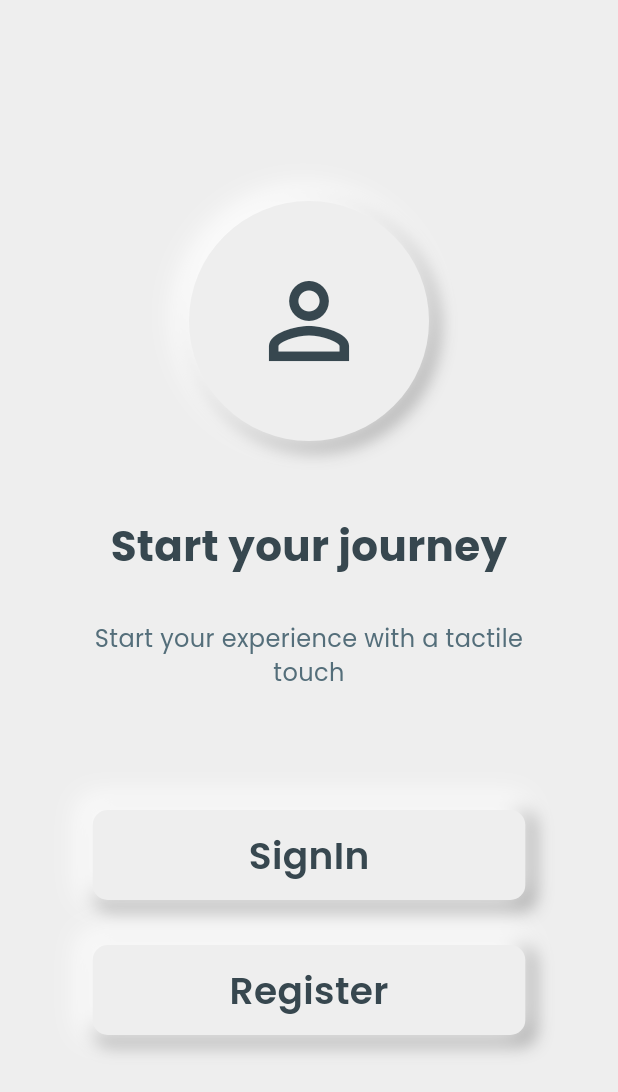
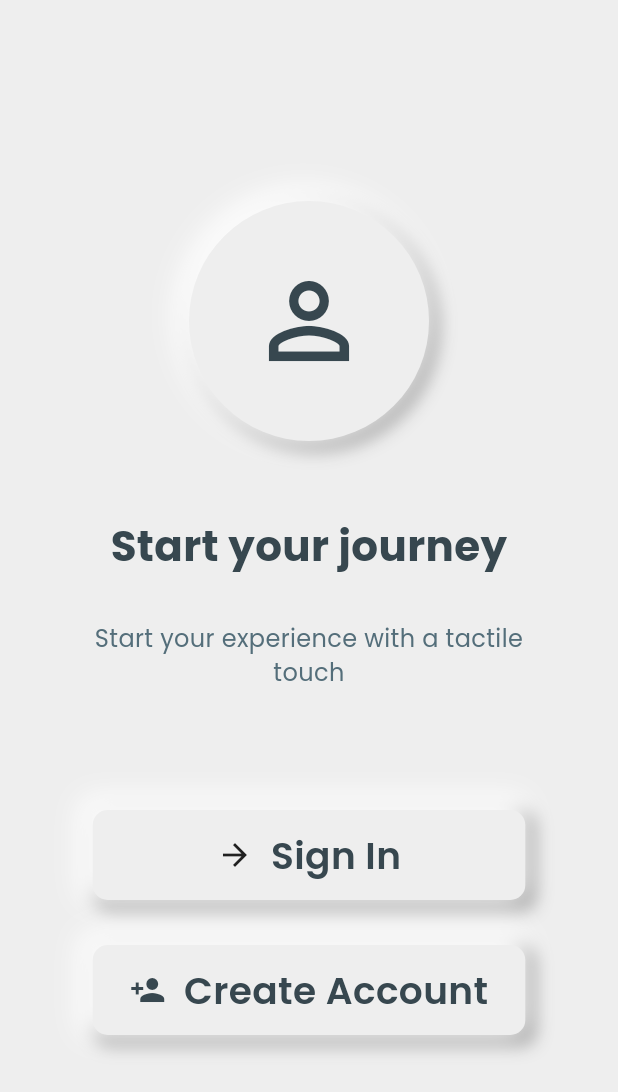
Before and after one commit to DevNebula6/neomorphic_chat_UI_flutter, a Flutter app: the screen it shows after launch, after a tap on "Skip", on a phone screen of 412 x 824 dp. Shown: the top 1092 px of the screen. Run offline on Flutter 3.47's test engine with Material 3 defaults, Android fonts, the phone set to English and light mode, and no system bars.

Commit message:
SignUp & SignIn implemented

```diff
--- a/lib/screens/onboarding_page.dart
+++ b/lib/screens/onboarding_page.dart
@@ -1,5 +1,10 @@
 import 'package:flutter/material.dart';
 import 'package:neomorphic_chat_flutter/models/onboarding_page_model.dart';
+import 'package:neomorphic_chat_flutter/screens/register_page.dart';
+import 'package:neomorphic_chat_flutter/screens/signin_page.dart';
+import 'package:neomorphic_chat_flutter/utilities/Text_styles.dart';
+import 'package:neomorphic_chat_flutter/utilities/widgets/button_neomorphic.dart';
+import 'package:neomorphic_chat_flutter/utilities/widgets/logo_neomorphic.dart';
 
 class OnboardingScreen extends StatefulWidget {
   const OnboardingScreen({super.key});
@@ -54,7 +59,7 @@ class _OnboardingScreenState extends State<OnboardingScreen> {
         controller: _pageController,
         itemCount: pages.length,
         itemBuilder: (context, index) {
-          return _buildOnboardingPage(
+          return buildIsomorphicStarterPages(
               pages,
               index
             );
@@ -64,17 +69,19 @@ class _OnboardingScreenState extends State<OnboardingScreen> {
   }
 
 
-  Widget _buildOnboardingPage(List<OnboardingPage> pages, int index) {
+  Widget buildIsomorphicStarterPages(List<OnboardingPage> pages, int index) {
     return Padding(
       padding: const EdgeInsets.symmetric(horizontal: 40.0),
       child: Column(
         mainAxisAlignment: MainAxisAlignment.center,
         children: [
 
-          _neomorphicLogo(pages[index].icon),
+          // Logo
+          neomorphicLogo(pages[index].icon),
 
           const SizedBox(height: 50),
 
+          // Title
           Text(
             pages[index].headline ?? '',
             style: TextStyle(
@@ -88,6 +95,7 @@ class _OnboardingScreenState extends State<OnboardingScreen> {
 
           const SizedBox(height: 30),
 
+          // Subtitle
           Text(
             pages[index].text ?? '',
             style: TextStyle(
@@ -99,33 +107,44 @@ class _OnboardingScreenState extends State<OnboardingScreen> {
           ),
 
           const SizedBox(height: 80),
+
+          // Sign in button
           neomorphicButton(
             onPressed: () {
               (index < pages.length-1) ?
+              // Go to next page
               _pageController.nextPage(
                 duration: const Duration(milliseconds: 400),
                 curve: Curves.easeInOut,
               )
-              :
-              {//navigate to login page
-
+              :{
+                //navigate to login page
+                Navigator.push(
+                  context,
+                  MaterialPageRoute(builder: (context) => const SigninPage()),
+                ),
               };
             },
-            child: Center(
-              child: Text(
-                (index < pages.length-1) ?
-                "Next" : "SignIn",
-                style: _getTextStyle(),
-              ),
+            child: Row(
+              mainAxisAlignment: MainAxisAlignment.center,
+              children: [
+                Icon(Icons.arrow_forward),
+                const SizedBox(width: 12),
+                Text(
+                  (index < pages.length-1) ? "Next":"Sign In",
+                  style: getTextStyle(),
+                ),
+              ],
             ),
           ),
 
           const SizedBox(height: 20),
+
           (index < pages.length-1) ?
           TextButton(
             onPressed: () {
               _pageController.animateToPage(
-                pages.length,  // Skip to login page
+                pages.length,  // Skip to last page
                 duration: const Duration(milliseconds: 400),
                 curve: Curves.easeInOut,
               );
@@ -145,13 +164,23 @@ class _OnboardingScreenState extends State<OnboardingScreen> {
               const SizedBox(height: 10,),
               neomorphicButton(
                 onPressed: () {
-                  // Register logic here
-                  print('Register pressed');
+                  // Register navigation logic
+                  Navigator.push(
+                    context,
+                    MaterialPageRoute(builder:(context) => RegisterPage(),)
+                    );
                 },
                 child: Center(
-                  child: Text(
-                    "Register",
-                    style: _getTextStyle(),
+                  child: Row(
+                    mainAxisAlignment: MainAxisAlignment.center,
+                    children: [
+                      Icon(Icons.person_add, color: Colors.blueGrey[800]),
+                      const SizedBox(width: 12),
+                      Text(
+                        "Create Account",
+                        style: getTextStyle(),
+                      ),
+                    ],
                   ),
                 ),
               ),
@@ -161,105 +190,4 @@ class _OnboardingScreenState extends State<OnboardingScreen> {
       ),
     );
   }
-
-  Widget _neomorphicLogo(Icon icon) {
-    return Container(
-      height: 160,
-      width: 160,
-      decoration: BoxDecoration(
-        shape: BoxShape.circle,
-        color: Colors.grey[200],
-        boxShadow: [
-          BoxShadow(
-            blurRadius: 9,
-            color: Colors.grey.shade500,
-            offset: const Offset(4, 4),
-            spreadRadius: 3,
-          ),
-          const BoxShadow(
-            blurRadius: 15,
-            color: Colors.white,
-            offset: Offset(-4, -4),
-            spreadRadius: 5,
-          ),
-        ],
-      ),
-      child:icon,
-    );
-  }
-
-  Widget neomorphicButton({
-    required Widget child,
-    VoidCallback? onPressed,
-  }) {
-
-    bool isPressed = false;
-
-    return StatefulBuilder(
-      builder: (context, setState) =>
-      GestureDetector(
-        onTapDown: (_) => setState(() => isPressed = true),
-        onTapUp: (_) {
-          setState(() => isPressed = false);
-          if (onPressed != null) onPressed();
-        },
-        onTapCancel: () => setState(() => isPressed = false),
-        child: AnimatedContainer(
-          duration: Duration(milliseconds: 150),
-          padding: EdgeInsets.symmetric(horizontal: 20,vertical:10 ),
-          height: 60,
-          width: MediaQuery.of(context).size.width * 0.7,
-          decoration: BoxDecoration(
-            color: Colors.grey[200],
-            borderRadius: BorderRadius.circular(10),
-            boxShadow: isPressed
-            // Pressed state - inverted shadows
-            ? [
-                BoxShadow(
-                  blurRadius: 5,
-                  color: Colors.white.withOpacity(0.8),
-                  offset: Offset(2, 2),
-                  spreadRadius: 1,
-                ),
-                BoxShadow(
-                  blurRadius: 5,
-                  color: Colors.grey.shade500,
-                  offset: Offset(-2, -2),
-                  spreadRadius: 1,
-                ),
-              ]
-            // Default state
-            : [
-                BoxShadow(
-                  blurRadius: 9,
-                  color: Colors.grey.shade500,
-                  offset: Offset(4, 4),
-                  spreadRadius: 3,
-                ),
-                BoxShadow(
-                  blurRadius: 15,
-                  color: Colors.white,
-                  offset: Offset(-4, -4),
-                  spreadRadius: 5,
-                ),
-              ],
-          ),
-          child: DefaultTextStyle(
-            style: DefaultTextStyle.of(context).style.copyWith(
-              color: isPressed ? Colors.blueGrey[400] : Colors.blueGrey[800],
-            ),
-            child: child,
-          ),
-        ),
-      ),
-    );
-  }
-
-  TextStyle _getTextStyle() {
-    return TextStyle(
-      fontSize: 25,
-      fontFamily: 'Poppins',
-      fontWeight: FontWeight.w600,
-    );
-  }
 }
--- /dev/null
+++ b/lib/utilities/Text_styles.dart
@@ -0,0 +1,9 @@
+import 'package:flutter/material.dart';
+
+TextStyle getTextStyle() {
+    return TextStyle(
+      fontSize: 25,
+      fontFamily: 'Poppins',
+      fontWeight: FontWeight.w600,
+    );
+  }
--- /dev/null
+++ b/lib/utilities/widgets/button_neomorphic.dart
@@ -0,0 +1,68 @@
+import 'package:flutter/material.dart';
+
+Widget neomorphicButton({
+    required Widget child,
+    VoidCallback? onPressed,
+  }) {
+
+    bool isPressed = false;
+
+    return StatefulBuilder(
+      builder: (context, setState) =>
+      GestureDetector(
+        onTapDown: (_) => setState(() => isPressed = true),
+        onTapUp: (_) {
+          setState(() => isPressed = false);
+          if (onPressed != null) onPressed();
+        },
+        onTapCancel: () => setState(() => isPressed = false),
+        child: AnimatedContainer(
+          duration: Duration(milliseconds: 150),
+          padding: EdgeInsets.symmetric(horizontal: 20,vertical:10 ),
+          height: 60,
+          width: MediaQuery.of(context).size.width * 0.7,
+          decoration: BoxDecoration(
+            color: Colors.grey[200],
+            borderRadius: BorderRadius.circular(10),
+            boxShadow: isPressed
+            // Pressed state - inverted shadows
+            ? [
+                BoxShadow(
+                  blurRadius: 5,
+                  color: Colors.white.withOpacity(0.8),
+                  offset: Offset(2, 2),
+                  spreadRadius: 1,
+                ),
+                BoxShadow(
+                  blurRadius: 5,
+                  color: Colors.grey.shade500,
+                  offset: Offset(-2, -2),
+                  spreadRadius: 1,
+                ),
+              ]
+            // Default state
+            : [
+                BoxShadow(
+                  blurRadius: 9,
+                  color: Colors.grey.shade500,
+                  offset: Offset(4, 4),
+                  spreadRadius: 3,
+                ),
+                BoxShadow(
+                  blurRadius: 15,
+                  color: Colors.white,
+                  offset: Offset(-4, -4),
+                  spreadRadius: 5,
+                ),
+              ],
+          ),
+          child: DefaultTextStyle(
+            style: DefaultTextStyle.of(context).style.copyWith(
+              color: isPressed ? Colors.blueGrey[400] : Colors.blueGrey[800],
+            ),
+            child: child,
+          ),
+        ),
+      ),
+    );
+  }
--- /dev/null
+++ b/lib/utilities/widgets/logo_neomorphic.dart
@@ -0,0 +1,27 @@
+import 'package:flutter/material.dart';
+
+Widget neomorphicLogo(Icon icon) {
+    return Container(
+      height: 160,
+      width: 160,
+      decoration: BoxDecoration(
+        shape: BoxShape.circle,
+        color: Colors.grey[200],
+        boxShadow: [
+          BoxShadow(
+            blurRadius: 9,
+            color: Colors.grey.shade500,
+            offset: const Offset(4, 4),
+            spreadRadius: 3,
+          ),
+          const BoxShadow(
+            blurRadius: 15,
+            color: Colors.white,
+            offset: Offset(-4, -4),
+            spreadRadius: 5,
+          ),
+        ],
+      ),
+      child:icon,
+    );
+  }
```
Also changed, not shown: lib/screens/register_page.dart (added, +200 -0 lines), lib/screens/signin_page.dart (added, +194 -0 lines), lib/utilities/widgets/textfield_neomorphic.dart (added, +59 -0 lines).
